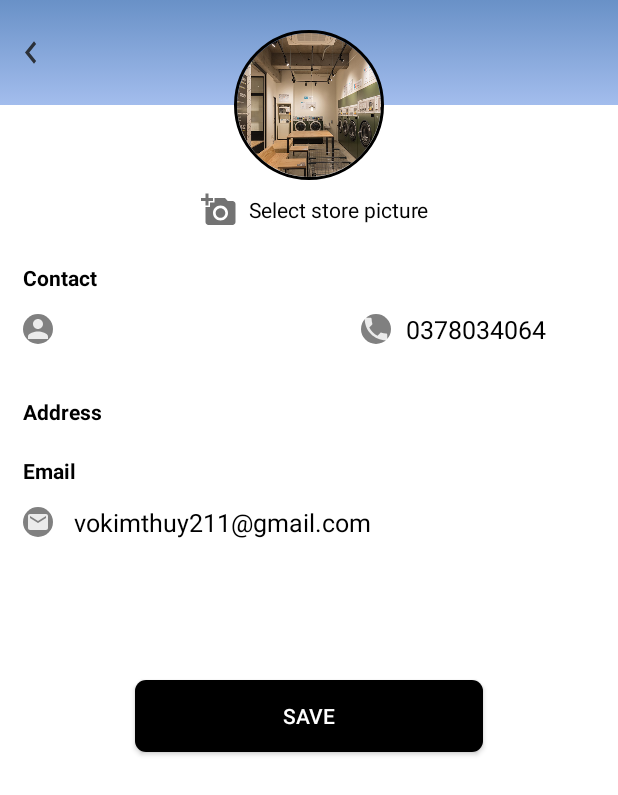
After one commit to thuyvtk/CLaundry, an Android app: the EditProfileActivity screen opened directly, with no data from a screen before it, on a phone screen of 412 x 824 dp. The commit adds this screen. Shown: the top 795 px of the screen. Run offline under Robolectric (Android 15) with nearby library versions, the phone set to English and light mode, and no system bars; our stand-ins replace CircleImageView, Picasso; pictures from the network do not load; Roboto replaces fonts that are not available here; 3 statements that could not run were skipped.

Commit message:
[ThuyVTK] edit profile

```diff
--- a/app/src/main/AndroidManifest.xml
+++ b/app/src/main/AndroidManifest.xml
@@ -25,6 +25,7 @@
         <activity android:name=".activity.LoginByPhoneActivity" />
         <activity android:name=".activity.EditAccountActivity" />
         <activity android:name=".activity.LoginActivity" />
+        <activity android:name=".activity.EditProfileActivity"/>
         <activity android:name=".activity.MainActivity">
             <intent-filter>
                 <action android:name="android.intent.action.MAIN" />
--- /dev/null
+++ b/app/src/main/java/thuyvtk/activity/laundry_customer/activity/EditProfileActivity.java
@@ -0,0 +1,210 @@
+package thuyvtk.activity.laundry_customer.activity;
+
+import android.app.Activity;
+import android.app.AlertDialog;
+import android.content.Intent;
+import android.net.Uri;
+import android.os.Bundle;
+import android.os.Handler;
+import android.view.View;
+import android.widget.Button;
+import android.widget.EditText;
+import android.widget.ImageButton;
+import android.widget.LinearLayout;
+import android.widget.TextView;
+import android.widget.Toast;
+
+import com.squareup.picasso.Picasso;
+
+import java.io.InputStream;
+
+import de.hdodenhof.circleimageview.CircleImageView;
+import thuyvtk.activity.laundry_customer.R;
+import thuyvtk.activity.laundry_customer.library.SharePreferenceLib;
+import thuyvtk.activity.laundry_customer.model.CustomerDTO;
+import thuyvtk.activity.laundry_customer.presenter.CustomerPresenter;
+import thuyvtk.activity.laundry_customer.presenter.StorePresenter;
+import thuyvtk.activity.laundry_customer.view.CustomerView;
+
+
+public class EditProfileActivity extends Activity implements CustomerView {
+    ImageButton imgBackActivity;
+    CustomerDTO currentUser;
+    TextView edtUsername;
+    TextView txtPhone;
+    Button btnEditLocation;
+    EditText edtEmail;
+    Button btnUpdateStore;
+    ImageButton btnSelectImage;
+    LinearLayout ln_waiting;
+    private static final int SELECT_IMAGE = 100;
+    Uri imageUri;
+    CircleImageView image_profile;
+    String imageName;
+    static final String CONNECTION_STRING = "DefaultEndpointsProtocol=https;AccountName=sqlvadtabpe45ilkho;AccountKey=Q0GtVfudYOKaYykP6CLCyk7uG/0Dak6C9WuAGDj5wQizMJDFEtEPaTGkGtdmNAatlbSXo4xznJAvOw4slPYAIg==;EndpointSuffix=core.windows.net";
+    static final String IMAGE_FOLDER = "imagefolder";
+    final String serverName = "https://sqlvadtabpe45ilkho.blob.core.windows.net/";
+    CustomerPresenter customerPresenter;
+    SharePreferenceLib sharePreferenceLib;
+    boolean flagChangeImageProfile = false;
+
+    @Override
+    protected void onCreate(Bundle savedInstanceState) {
+        super.onCreate(savedInstanceState);
+        setContentView(R.layout.activity_edit_profile);
+        defineView();
+        sharePreferenceLib = new SharePreferenceLib(getApplicationContext());
+//        storePresenter = new StorePresenter(this);
+        getStoreProfile();
+        backPreActivity();
+        selectProfileImage();
+        updateStoreProfile();
+    }
+
+    public void defineView() {
+        imgBackActivity = findViewById(R.id.imgBackActivity);
+        edtUsername = findViewById(R.id.edtUsername);
+        txtPhone = findViewById(R.id.txtPhone);
+        edtEmail = findViewById(R.id.edtEmail);
+        btnEditLocation = findViewById(R.id.btnEditLocation);
+        btnUpdateStore = findViewById(R.id.btnUpdateStore);
+        btnSelectImage = findViewById(R.id.btnSelectImage);
+        image_profile = findViewById(R.id.image_profile);
+        ln_waiting = findViewById(R.id.ln_waiting);
+    }
+
+    public void backPreActivity() {
+        imgBackActivity.setOnClickListener(new View.OnClickListener() {
+            @Override
+            public void onClick(View v) {
+                EditProfileActivity.this.finish();
+            }
+        });
+    }
+
+    private void getStoreProfile() {
+        SharePreferenceLib sharePreferenceLib = new SharePreferenceLib(this);
+        currentUser = sharePreferenceLib.getUser();
+        edtUsername.setText(currentUser.getCustomerName());
+        txtPhone.setText(currentUser.getPhone());
+        edtEmail.setText(currentUser.getEmail());
+//        Picasso.with(this).load(sharePreferenceLib.getUser().getImageUrl()).into(image_profile);
+    }
+
+    private void selectProfileImage() {
+        btnSelectImage.setOnClickListener(new View.OnClickListener() {
+            @Override
+            public void onClick(View v) {
+                Intent intent = new Intent();
+                intent.setType("image/*");
+                intent.setAction(Intent.ACTION_GET_CONTENT);
+                startActivityForResult(Intent.createChooser(intent, "Select Picture"), SELECT_IMAGE);
+                flagChangeImageProfile = true;
+            }
+        });
+    }
+
+    @Override
+    protected void onActivityResult(int requestCode, int resultCode, Intent imageReturnedIntent) {
+        super.onActivityResult(requestCode, resultCode, imageReturnedIntent);
+        switch (requestCode) {
+            case SELECT_IMAGE:
+                if (resultCode == RESULT_OK) {
+                    this.imageUri = imageReturnedIntent.getData();
+                    this.image_profile.setImageURI(this.imageUri);
+                }
+        }
+    }
+
+    private void uploadImage() {
+        try {
+            final InputStream imageStream = getContentResolver().openInputStream(this.imageUri);
+            final int imageLength = imageStream.available();
+            final Handler handler = new Handler();
+            Thread th = new Thread(new Runnable() {
+                public void run() {
+                    try {
+//                        imageName = ImageManager.UploadImage(imageStream, imageLength, CONNECTION_STRING, IMAGE_FOLDER);
+                        handler.post(new Runnable() {
+                            public void run() {
+                                updateStoreAPI();
+                            }
+
+                        });
+                    } catch (Exception ex) {
+                        handler.post(new Runnable() {
+                            public void run() {
+                                Toast.makeText(getApplicationContext(), "Upload image failed!", Toast.LENGTH_SHORT).show();
+                                image_profile.setImageURI(null);
+                                imageName = "*";// if upload fail set imagename to *
+                            }
+                        });
+                    }
+                }
+            });
+            th.start();
+
+        } catch (Exception ex) {
+            Toast.makeText(this, ex.getMessage(), Toast.LENGTH_SHORT).show();
+        }
+    }
+
+    private void updateStoreProfile() {
+        btnUpdateStore.setOnClickListener(new View.OnClickListener() {
+            @Override
+            public void onClick(View v) {
+                if (validData()) {
+                    if (flagChangeImageProfile) {
+                        uploadImage();
+                    } else {
+                        updateStoreAPI();
+                    }
+                }
+            }
+        });
+    }
+
+    private void updateStoreAPI() {
+        String imageURL = serverName + IMAGE_FOLDER + "/" + imageName;
+        CustomerDTO customerDTO = sharePreferenceLib.getUser();
+        customerDTO.setCustomerName(edtUsername.getText().toString());
+        customerDTO.setEmail(edtEmail.getText().toString());
+        if (flagChangeImageProfile) {
+//            customerDTO.setImageUrl(imageURL);
+        }
+        updateStore(customerDTO);
+    }
+
+    boolean flag = false;
+
+    private void updateStore(CustomerDTO dto) {
+        if (!flag) {
+//            customerPresenter.updateCustomer(dto);
+            ln_waiting.setVisibility(View.VISIBLE);
+            flag = true;
+        }
+
+    }
+
+    private boolean validData() {
+        if (edtUsername.getText().toString().isEmpty()
+                || edtEmail.getText().toString().isEmpty()) {
+            AlertDialog.Builder alertDialogBuilder = new AlertDialog.Builder(this);
+            alertDialogBuilder.setMessage("Some data are empty!");
+            AlertDialog alertDialog = alertDialogBuilder.create();
+            alertDialog.show();
+            return false;
+        }
+        return true;
+    }
+
+    @Override
+    public void returnCustomer(CustomerDTO customerDTO) {
+
+    }
+
+    @Override
+    public void updateSuccess() {
+
+    }
+}
--- /dev/null
+++ b/app/src/main/res/drawable/boder_button.xml
@@ -0,0 +1,11 @@
+<?xml version="1.0" encoding="utf-8"?>
+<selector xmlns:android="http://schemas.android.com/apk/res/android">
+    <item>
+        <shape>
+            <corners
+                android:radius="7dp">
+            </corners>
+            <solid android:color="@color/black"/>
+        </shape>
+    </item>
+</selector>
--- /dev/null
+++ b/app/src/main/res/drawable/ic_add_a_photo_black_24dp.xml
@@ -0,0 +1,5 @@
+<vector android:height="24dp" android:tint="#737373"
+    android:viewportHeight="24.0" android:viewportWidth="24.0"
+    android:width="24dp" xmlns:android="http://schemas.android.com/apk/res/android">
+    <path android:fillColor="#FF000000" android:pathData="M3,4L3,1h2v3h3v2L5,6v3L3,9L3,6L0,6L0,4h3zM6,10L6,7h3L9,4h7l1.83,2L21,6c1.1,0 2,0.9 2,2v12c0,1.1 -0.9,2 -2,2L5,22c-1.1,0 -2,-0.9 -2,-2L3,10h3zM13,19c2.76,0 5,-2.24 5,-5s-2.24,-5 -5,-5 -5,2.24 -5,5 2.24,5 5,5zM9.8,14c0,1.77 1.43,3.2 3.2,3.2s3.2,-1.43 3.2,-3.2 -1.43,-3.2 -3.2,-3.2 -3.2,1.43 -3.2,3.2z"/>
+</vector>
--- /dev/null
+++ b/app/src/main/res/layout/activity_edit_profile.xml
@@ -0,0 +1,196 @@
+<?xml version="1.0" encoding="utf-8"?>
+<LinearLayout xmlns:android="http://schemas.android.com/apk/res/android"
+    xmlns:app="http://schemas.android.com/apk/res-auto"
+    xmlns:tools="http://schemas.android.com/tools"
+    android:layout_width="match_parent"
+    android:layout_height="match_parent"
+    android:background="@color/white"
+    android:orientation="vertical"
+    tools:context=".activity.EditProfileActivity">
+    <!--    progress basr-->
+    <LinearLayout
+        android:id="@+id/ln_waiting"
+        android:layout_width="fill_parent"
+        android:layout_height="fill_parent"
+        android:layout_gravity="center"
+        android:background="@color/white"
+        android:gravity="center"
+        android:orientation="vertical"
+        android:visibility="gone">
+
+        <ProgressBar
+            android:layout_width="40dp"
+            android:layout_height="40dp"
+            android:layout_gravity="center"
+            android:indeterminate="true"
+            android:progressTint="@color/puple_blue" />
+
+        <TextView
+            android:layout_width="match_parent"
+            android:layout_height="wrap_content"
+            android:gravity="center"
+            android:text="Uploading ..."
+            android:textColor="@color/colorPrimary" />
+    </LinearLayout>
+    <LinearLayout
+        android:layout_width="match_parent"
+        android:layout_height="70dp"
+        android:background="@drawable/gradient_deep_blue">
+
+        <ImageButton
+            android:id="@+id/imgBackActivity"
+            android:layout_width="30dp"
+            android:layout_height="70dp"
+            android:layout_gravity="center_vertical"
+            android:layout_marginLeft="5dp"
+            android:background="@android:color/transparent"
+            android:src="@drawable/ic_navigate_before_xam_24dp" />
+    </LinearLayout>
+
+    <de.hdodenhof.circleimageview.CircleImageView xmlns:app="http://schemas.android.com/apk/res-auto"
+        android:id="@+id/image_profile"
+        android:layout_width="100dp"
+        android:layout_height="100dp"
+        android:layout_gravity="center_horizontal"
+        android:layout_marginTop="-50dp"
+        android:src="@drawable/demo_profile"
+        app:civ_border_color="#FF000000"
+        app:civ_border_width="2dp" />
+
+    <LinearLayout
+        android:layout_width="wrap_content"
+        android:layout_height="wrap_content"
+        android:layout_gravity="center_horizontal">
+
+        <ImageButton
+            android:id="@+id/btnSelectImage"
+            android:layout_width="40dp"
+            android:layout_height="40dp"
+            android:background="@color/white"
+            android:src="@drawable/ic_add_a_photo_black_24dp" />
+
+        <TextView
+            android:layout_width="wrap_content"
+            android:layout_height="wrap_content"
+            android:layout_gravity="center_vertical"
+            android:text="Select store picture"
+            android:textColor="@color/black" />
+    </LinearLayout>
+
+    <LinearLayout
+        android:layout_width="match_parent"
+        android:layout_height="wrap_content"
+        android:layout_marginTop="5dp"
+        android:orientation="vertical">
+
+        <TextView
+            android:layout_width="match_parent"
+            android:layout_height="wrap_content"
+            android:layout_marginLeft="15dp"
+            android:layout_marginTop="10dp"
+            android:text="Contact"
+            android:textColor="@color/black"
+            android:textStyle="bold" />
+        <!--            phone number-->
+        <LinearLayout
+            android:layout_width="match_parent"
+            android:layout_height="50dp"
+            android:orientation="horizontal">
+
+            <ImageView
+                android:layout_width="20dp"
+                android:layout_height="20dp"
+                android:layout_gravity="center_vertical"
+                android:layout_marginLeft="15dp"
+                android:background="@drawable/boder_cycle_edit_account"
+                android:src="@drawable/ic_account" />
+
+            <EditText
+                android:id="@+id/edtUsername"
+                android:layout_width="160dp"
+                android:layout_height="wrap_content"
+                android:layout_gravity="center_vertical"
+                android:layout_marginLeft="15dp"
+                android:backgroundTint="@color/white"
+                android:outlineProvider="none"
+                android:textColor="@color/black"
+                android:textSize="25px" />
+
+            <ImageView
+                android:layout_width="20dp"
+                android:layout_height="20dp"
+                android:layout_gravity="center_vertical"
+                android:layout_marginLeft="30dp"
+                android:background="@drawable/boder_cycle_edit_account"
+                android:src="@drawable/ic_phone_white_24dp" />
+
+            <TextView
+                android:id="@+id/txtPhone"
+                android:layout_width="wrap_content"
+                android:layout_height="wrap_content"
+                android:layout_gravity="center_vertical"
+                android:layout_marginLeft="15px"
+                android:outlineProvider="none"
+                android:text="0378034064"
+                android:textColor="@color/black"
+                android:textSize="25px" />
+        </LinearLayout>
+
+        <TextView
+            android:layout_width="match_parent"
+            android:layout_height="wrap_content"
+            android:layout_marginLeft="15dp"
+            android:layout_marginTop="20dp"
+            android:text="Address"
+            android:textColor="@color/black"
+            android:textStyle="bold" />
+
+        <TextView
+            android:layout_width="match_parent"
+            android:layout_height="wrap_content"
+            android:layout_marginLeft="15dp"
+            android:layout_marginTop="20dp"
+            android:text="Email"
+            android:textColor="@color/black"
+            android:textStyle="bold" />
+
+        <!--            Email-->
+        <LinearLayout
+            android:layout_width="match_parent"
+            android:layout_height="50dp"
+            android:orientation="horizontal">
+
+            <ImageButton
+                android:layout_width="20dp"
+                android:layout_height="20dp"
+                android:layout_gravity="center_vertical"
+                android:layout_marginLeft="15dp"
+                android:background="@drawable/boder_cycle_edit_account"
+                android:src="@drawable/ic_mail_black_24dp" />
+
+            <EditText
+                android:id="@+id/edtEmail"
+                android:layout_width="wrap_content"
+                android:layout_height="wrap_content"
+                android:layout_gravity="center_vertical"
+                android:layout_marginLeft="15px"
+                android:backgroundTint="@color/white"
+                android:outlineProvider="none"
+                android:text="vokimthuy211@gmail.com"
+                android:textColor="@color/black"
+                android:textSize="25px"
+                android:inputType="textEmailAddress"/>
+        </LinearLayout>
+    </LinearLayout>
+
+    <Button
+        android:id="@+id/btnUpdateStore"
+        android:layout_width="match_parent"
+        android:layout_height="wrap_content"
+        android:layout_marginLeft="90dp"
+        android:layout_marginTop="80dp"
+        android:layout_marginRight="90dp"
+        android:background="@drawable/boder_button"
+        android:text="SAVE"
+        android:textColor="@color/white" />
+</LinearLayout>
--- a/app/src/main/res/layout/fragment_account.xml
+++ b/app/src/main/res/layout/fragment_account.xml
@@ -23,7 +23,7 @@
                 android:layout_marginLeft="15px"
                 android:layout_marginTop="15dp"
                 android:fontFamily="serif-monospace"
-                android:text="sLaundry"
+                android:text="cLaundry"
                 android:textColor="@color/title"
                 android:textSize="25dp"
                 android:textStyle="bold" />
```
Also changed, not shown: app/src/main/java/thuyvtk/activity/laundry_customer/fragment/AccountFragment.java (+43 -27 lines), app/src/main/res/drawable-v24/ic_launcher_foreground.xml (deleted, +0 -34 lines), app/src/main/res/drawable/ic_launcher_foreground.xml (added, +34 -0 lines), app/src/main/res/drawable/boder_radius_tab_item.xml (renamed from app/src/main/res/drawable-v24/boder_radius_tab_item.xml), app/src/main/res/drawable/bottom_line_dark.xml (renamed from app/src/main/res/drawable-v24/bottom_line_dark.xml), app/src/main/res/drawable/demo_profile.jpg (renamed from app/src/main/res/drawable-v24/demo_profile.jpg), app/src/main/res/drawable/ic_mode_edit_black_24dp.xml (renamed from app/src/main/res/drawable-v24/ic_mode_edit_black_24dp.xml).
